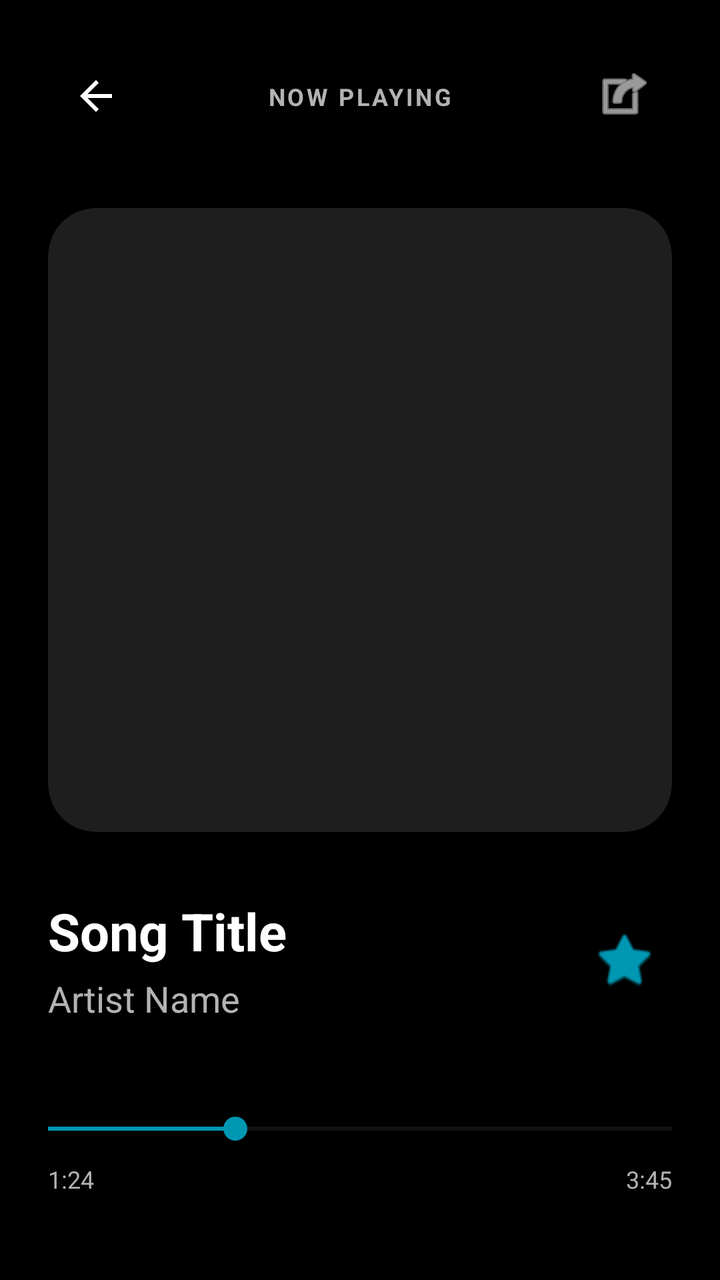
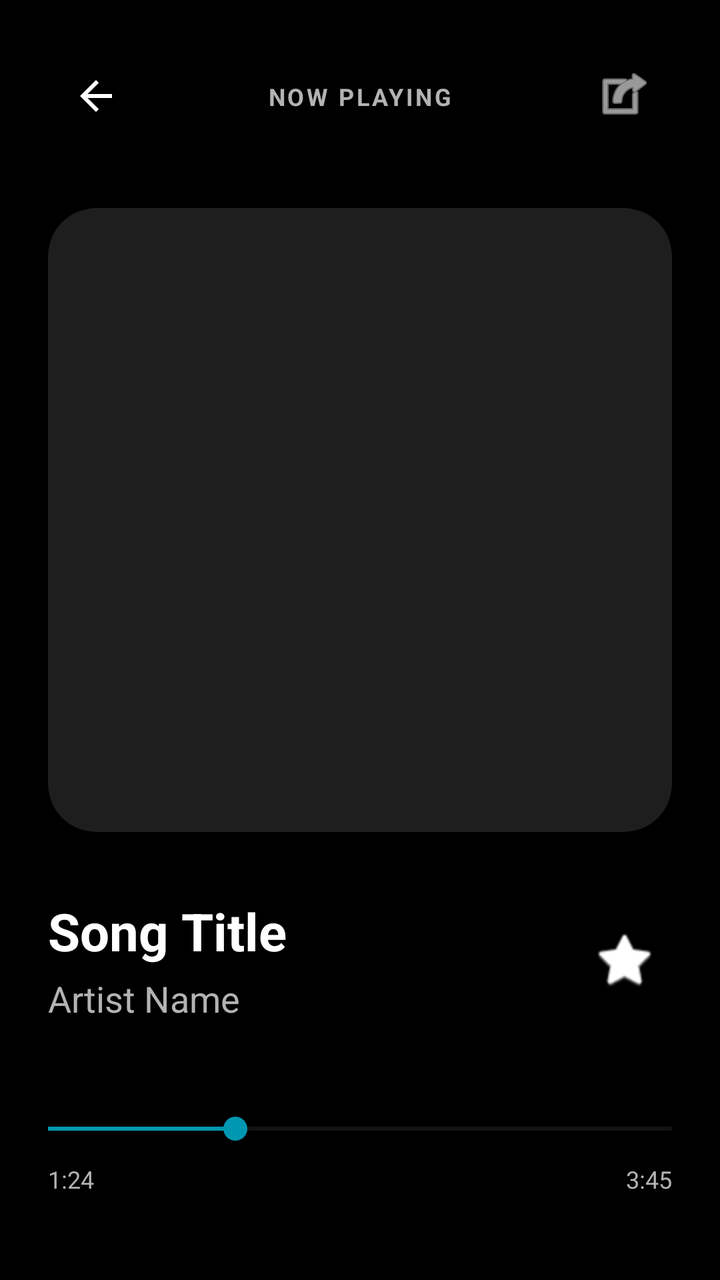

Two renders of the same Android screen: before a commit and after it. Below are the layout's source before the change and the commit's diff.
<!-- AndroidManifest.xml: application theme Theme.Tuniq -->
<!-- res/layout/active_song_screen.xml -->
<?xml version="1.0" encoding="utf-8"?>
<androidx.constraintlayout.widget.ConstraintLayout
    xmlns:android="http://schemas.android.com/apk/res/android"
    xmlns:app="http://schemas.android.com/apk/res-auto"
    xmlns:tools="http://schemas.android.com/tools"
    android:id="@+id/song"
    android:layout_width="match_parent"
    android:layout_height="match_parent"
    android:background="#000000"
    android:padding="24dp">

    <ImageButton
        android:id="@+id/btnCollapse"
        android:layout_width="48dp"
        android:layout_height="48dp"
        android:background="?attr/selectableItemBackgroundBorderless"
        android:src="?attr/actionModeCloseDrawable"
        app:layout_constraintStart_toStartOf="parent"
        app:layout_constraintTop_toTopOf="parent"
        app:tint="#FFFFFF" />

    <TextView
        android:id="@+id/tvNowPlayingHeader"
        android:layout_width="wrap_content"
        android:layout_height="wrap_content"
        android:letterSpacing="0.1"
        android:text="NOW PLAYING"
        android:textColor="#B3B3B3"
        android:textSize="12sp"
        android:textStyle="bold"
        app:layout_constraintBottom_toBottomOf="@id/btnCollapse"
        app:layout_constraintEnd_toStartOf="@id/btnSleepTimer"
        app:layout_constraintStart_toEndOf="@id/btnCollapse"
        app:layout_constraintTop_toTopOf="@id/btnCollapse" />

    <ImageButton
        android:id="@+id/btnSleepTimer"
        android:layout_width="48dp"
        android:layout_height="48dp"
        android:background="?attr/selectableItemBackgroundBorderless"
        android:src="@android:drawable/ic_menu_set_as"
        app:layout_constraintEnd_toEndOf="parent"
        app:layout_constraintTop_toTopOf="parent"
        app:tint="#FFFFFF" />

    
    <androidx.cardview.widget.CardView
        android:id="@+id/cvAlbumArt"
        android:layout_width="0dp"
        android:layout_height="0dp"
        android:layout_marginTop="32dp"
        android:layout_marginBottom="32dp"
        app:cardBackgroundColor="#1E1E1E"
        app:cardCornerRadius="24dp"
        app:cardElevation="8dp"
        app:layout_constraintDimensionRatio="1:1"
        app:layout_constraintEnd_toEndOf="parent"
        app:layout_constraintStart_toStartOf="parent"
        app:layout_constraintTop_toBottomOf="@id/btnCollapse">

        <ImageView
            android:id="@+id/ivNowPlayingArt"
            android:layout_width="match_parent"
            android:layout_height="match_parent"
            android:scaleType="centerCrop" />
    </androidx.cardview.widget.CardView>

    
    <TextView
        android:id="@+id/tvNowPlayingTitle"
        android:layout_width="0dp"
        android:layout_height="wrap_content"
        android:layout_marginTop="32dp"
        android:ellipsize="end"
        android:maxLines="1"
        android:text="Song Title"
        android:textColor="#FFFFFF"
        android:textSize="26sp"
        android:textStyle="bold"
        app:layout_constraintEnd_toStartOf="@id/btnLikeTrack"
        app:layout_constraintStart_toStartOf="parent"
        app:layout_constraintTop_toBottomOf="@id/cvAlbumArt" />

    <TextView
        android:id="@+id/tvNowPlayingArtist"
        android:layout_width="0dp"
        android:layout_height="wrap_content"
        android:layout_marginTop="4dp"
        android:ellipsize="end"
        android:maxLines="1"
        android:text="Artist Name"
        android:textColor="#B3B3B3"
        android:textSize="18sp"
        app:layout_constraintEnd_toStartOf="@id/btnLikeTrack"
        app:layout_constraintStart_toStartOf="parent"
        app:layout_constraintTop_toBottomOf="@id/tvNowPlayingTitle" />

    <ImageButton
        android:id="@+id/btnLikeTrack"
        android:layout_width="48dp"
        android:layout_height="48dp"
        android:background="?attr/selectableItemBackgroundBorderless"
        android:src="@android:drawable/btn_star"
        app:layout_constraintBottom_toBottomOf="@id/tvNowPlayingArtist"
        app:layout_constraintEnd_toEndOf="parent"
        app:layout_constraintTop_toTopOf="@id/tvNowPlayingTitle"
        app:tint="#0097B2" />

    

    <SeekBar
        android:id="@+id/sbTrackProgress"
        android:layout_width="0dp"
        android:layout_height="wrap_content"
        android:layout_marginTop="44dp"
        android:paddingStart="0dp"
        android:paddingEnd="0dp"
        android:progress="30"
        android:progressTint="#0097B2"
        android:thumbTint="#0097B2"
        app:layout_constraintEnd_toEndOf="parent"
        app:layout_constraintHorizontal_bias="0.0"
        app:layout_constraintStart_toStartOf="parent"
        app:layout_constraintTop_toBottomOf="@id/tvNowPlayingArtist" />

    <TextView
        android:id="@+id/tvCurrentTime"
        android:layout_width="wrap_content"
        android:layout_height="wrap_content"
        android:layout_marginTop="8dp"
        android:text="1:24"
        android:textColor="#B3B3B3"
        android:textSize="12sp"
        app:layout_constraintStart_toStartOf="parent"
        app:layout_constraintTop_toBottomOf="@id/sbTrackProgress" />

    <TextView
        android:id="@+id/tvTotalTime"
        android:layout_width="wrap_content"
        android:layout_height="wrap_content"
        android:layout_marginTop="8dp"
        android:text="3:45"
        android:textColor="#B3B3B3"
        android:textSize="12sp"
        app:layout_constraintEnd_toEndOf="parent"
        app:layout_constraintTop_toBottomOf="@id/sbTrackProgress" />

    
    <androidx.constraintlayout.widget.ConstraintLayout
        android:layout_width="match_parent"
        android:layout_height="wrap_content"
        android:layout_marginTop="24dp"
        app:layout_constraintTop_toBottomOf="@id/tvCurrentTime"
        tools:layout_editor_absoluteX="24dp">

        <ImageButton
            android:id="@+id/btnShuffle"
            android:layout_width="48dp"
            android:layout_height="48dp"
            android:background="?attr/selectableItemBackgroundBorderless"
            android:src="@android:drawable/ic_menu_sort_by_size"
            app:layout_constraintBottom_toBottomOf="parent"
            app:layout_constraintEnd_toStartOf="@id/btnPrevTrack"
            app:layout_constraintHorizontal_chainStyle="spread_inside"
            app:layout_constraintStart_toStartOf="parent"
            app:layout_constraintTop_toTopOf="parent"
            app:tint="#B3B3B3" />

        <ImageButton
            android:id="@+id/btnPrevTrack"
            android:layout_width="56dp"
            android:layout_height="56dp"
            android:background="?attr/selectableItemBackgroundBorderless"
            android:src="@android:drawable/ic_media_previous"
            app:layout_constraintBottom_toBottomOf="parent"
            app:layout_constraintEnd_toStartOf="@id/cvPlayPause"
            app:layout_constraintStart_toEndOf="@id/btnShuffle"
            app:layout_constraintTop_toTopOf="parent"
            app:tint="#FFFFFF" />

        
        <androidx.cardview.widget.CardView
            android:id="@+id/cvPlayPause"
            android:layout_width="72dp"
            android:layout_height="72dp"
            app:cardBackgroundColor="#0097B2"
            app:cardCornerRadius="36dp"
            app:cardElevation="4dp"
            app:layout_constraintBottom_toBottomOf="parent"
            app:layout_constraintEnd_toStartOf="@id/btnNextTrack"
            app:layout_constraintStart_toEndOf="@id/btnPrevTrack"
            app:layout_constraintTop_toTopOf="parent">

            <ImageView
                android:id="@+id/ivPlayPauseIcon"
                android:layout_width="32dp"
                android:layout_height="32dp"
                android:layout_gravity="center"
                android:src="@android:drawable/ic_media_play"
                app:tint="#000000" />
        </androidx.cardview.widget.CardView>

        <ImageButton
            android:id="@+id/btnNextTrack"
            android:layout_width="56dp"
            android:layout_height="56dp"
            android:background="?attr/selectableItemBackgroundBorderless"
            android:src="@android:drawable/ic_media_next"
            app:layout_constraintBottom_toBottomOf="parent"
            app:layout_constraintEnd_toStartOf="@id/btnRepeat"
            app:layout_constraintStart_toEndOf="@id/cvPlayPause"
            app:layout_constraintTop_toTopOf="parent"
            app:tint="#FFFFFF" />

        <ImageButton
            android:id="@+id/btnRepeat"
            android:layout_width="48dp"
            android:layout_height="48dp"
            android:background="?attr/selectableItemBackgroundBorderless"
            android:src="@android:drawable/ic_menu_recent_history"
            app:layout_constraintBottom_toBottomOf="parent"
            app:layout_constraintEnd_toEndOf="parent"
            app:layout_constraintStart_toEndOf="@id/btnNextTrack"
            app:layout_constraintTop_toTopOf="parent"
            app:tint="#B3B3B3" />

    </androidx.constraintlayout.widget.ConstraintLayout>

</androidx.constraintlayout.widget.ConstraintLayout>
<!-- resources referenced by this layout -->
<resources>
  <style name="Theme.Tuniq" parent="Base.Theme.Tuniq" />
  <style name="Base.Theme.Tuniq" parent="Theme.Material3.DayNight.NoActionBar">
          
          
      </style>
</resources>

<!-- the commit's change to res/layout/active_song_screen.xml (unified diff, before → after) -->
@@ -29,12 +29,12 @@
         android:textSize="12sp"
         android:textStyle="bold"
         app:layout_constraintBottom_toBottomOf="@id/btnCollapse"
-        app:layout_constraintEnd_toStartOf="@id/btnSleepTimer"
+        app:layout_constraintEnd_toStartOf="@id/btnShare"
         app:layout_constraintStart_toEndOf="@id/btnCollapse"
         app:layout_constraintTop_toTopOf="@id/btnCollapse" />
 
     <ImageButton
-        android:id="@+id/btnSleepTimer"
+        android:id="@+id/btnShare"
         android:layout_width="48dp"
         android:layout_height="48dp"
         android:background="?attr/selectableItemBackgroundBorderless"
@@ -104,7 +104,7 @@
         app:layout_constraintBottom_toBottomOf="@id/tvNowPlayingArtist"
         app:layout_constraintEnd_toEndOf="parent"
         app:layout_constraintTop_toTopOf="@id/tvNowPlayingTitle"
-        app:tint="#0097B2" />
+        app:tint="#FFFFFF" />
 
     
 
@@ -154,11 +154,11 @@
         tools:layout_editor_absoluteX="24dp">
 
         <ImageButton
-            android:id="@+id/btnShuffle"
+            android:id="@+id/btnAddToPlaylist"
             android:layout_width="48dp"
             android:layout_height="48dp"
             android:background="?attr/selectableItemBackgroundBorderless"
-            android:src="@android:drawable/ic_menu_sort_by_size"
+            android:src="@android:drawable/ic_menu_add"
             app:layout_constraintBottom_toBottomOf="parent"
             app:layout_constraintEnd_toStartOf="@id/btnPrevTrack"
             app:layout_constraintHorizontal_chainStyle="spread_inside"
@@ -174,7 +174,7 @@
             android:src="@android:drawable/ic_media_previous"
             app:layout_constraintBottom_toBottomOf="parent"
             app:layout_constraintEnd_toStartOf="@id/cvPlayPause"
-            app:layout_constraintStart_toEndOf="@id/btnShuffle"
+            app:layout_constraintStart_toEndOf="@id/btnAddToPlaylist"
             app:layout_constraintTop_toTopOf="parent"
             app:tint="#FFFFFF" />
 
@@ -207,13 +207,13 @@
             android:background="?attr/selectableItemBackgroundBorderless"
             android:src="@android:drawable/ic_media_next"
             app:layout_constraintBottom_toBottomOf="parent"
-            app:layout_constraintEnd_toStartOf="@id/btnRepeat"
+            app:layout_constraintEnd_toStartOf="@id/btnSleepTimer"
             app:layout_constraintStart_toEndOf="@id/cvPlayPause"
             app:layout_constraintTop_toTopOf="parent"
             app:tint="#FFFFFF" />
 
         <ImageButton
-            android:id="@+id/btnRepeat"
+            android:id="@+id/btnSleepTimer"
             android:layout_width="48dp"
             android:layout_height="48dp"
             android:background="?attr/selectableItemBackgroundBorderless"
